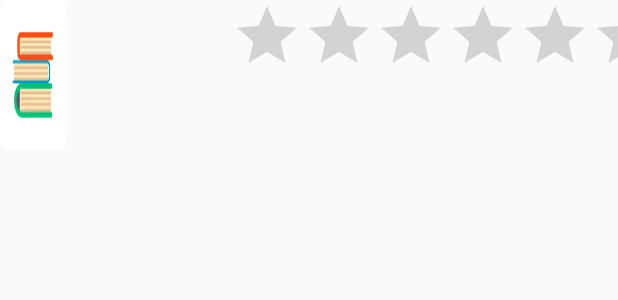
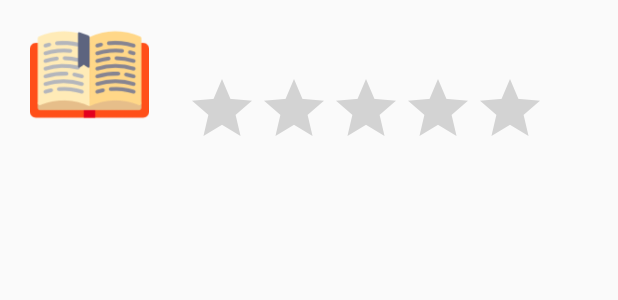
Before and after one commit to BiaChacon/MeusLivros, an Android app: the layout livro_layout.xml on its own in the app's theme, with its tools: preview values and no code run, on a phone screen of 412 x 824 dp. Shown: the top 300 px of the screen. Run offline under Robolectric (Android 15) with nearby library versions, the phone set to English and light mode, and no system bars.

Commit message:
layout livro inflater

```diff
--- a/app/build.gradle
+++ b/app/build.gradle
@@ -35,11 +35,14 @@ dependencies {
     androidTestImplementation 'androidx.test:runner:1.1.1'
     androidTestImplementation 'androidx.test.espresso:espresso-core:3.1.1'
 
+    implementation 'com.android.support:design:29.0.1'
+    implementation 'com.android.support:recyclerview-v7:29.0.1'
+    implementation 'com.android.support:cardview-v7:29.0.1'
+
     implementation "androidx.room:room-runtime:2.2.0-rc01"
     annotationProcessor "androidx.room:room-compiler:2.2.0-rc01"
     testImplementation "androidx.room:room-testing:2.2.0-rc01"
 
     kapt 'android.arch.persistence.room:compiler:2.2.0-rc01'
-    implementation 'androidx.recyclerview:recyclerview:1.0.0'
 
 }
--- a/app/src/main/java/com/biachacon/meuslivros/CadastrarLivrosActivity.kt
+++ b/app/src/main/java/com/biachacon/meuslivros/CadastrarLivrosActivity.kt
@@ -29,7 +29,8 @@ class CadastrarLivrosActivity : AppCompatActivity() {
                     tituloEdit.text.toString(),
                     autorEdit.text.toString(),
                     anoEdit.text.toString().toInt(),
-                    estrelinha.rating
+                    estrelinha.rating,
+                    R.drawable.lendo
                 )
             )
 
@@ -38,7 +39,8 @@ class CadastrarLivrosActivity : AppCompatActivity() {
                         tituloEdit.text.toString(),
                         autorEdit.text.toString(),
                         anoEdit.text.toString().toInt(),
-                        estrelinha.rating
+                        estrelinha.rating,
+                        R.drawable.lendo
                     ) +"]")
 
             setResult(Activity.RESULT_OK)
--- a/app/src/main/java/com/biachacon/meuslivros/model/Livro.kt
+++ b/app/src/main/java/com/biachacon/meuslivros/model/Livro.kt
@@ -8,8 +8,10 @@ data class Livro (
     var titulo:String,
     var autor:String,
     var ano:Int,
-    var nota:Float
+    var nota:Float,
+    var img: Int
     ){
+    var bitten: Boolean = false
     @PrimaryKey(autoGenerate = true)
     var id:Int = 0
 }
--- a/app/src/main/java/com/biachacon/meuslivros/model/LivroAdapter.kt
+++ b/app/src/main/java/com/biachacon/meuslivros/model/LivroAdapter.kt
@@ -31,7 +31,7 @@ class LivroAdapter(var context: Context, var livro: List<Livro>): BaseAdapter(){
 
         holder.nomeLivro.text = livroAtual.titulo
         holder.nomeAutor.text = livroAtual.autor
-        holder.notaLivro.text = livroAtual.nota.toString()
+        holder.notaLivro.rating = livroAtual.nota
 
         return view
     }
--- a/app/src/main/java/com/biachacon/meuslivros/model/LivroViewHolder.kt
+++ b/app/src/main/java/com/biachacon/meuslivros/model/LivroViewHolder.kt
@@ -1,6 +1,7 @@
 package com.biachacon.meuslivros.model
 
 import android.view.View
+import android.widget.RatingBar
 import android.widget.TextView
 import com.biachacon.meuslivros.R
 
@@ -8,12 +9,12 @@ class LivroViewHolder(v: View){
 
     val nomeLivro: TextView
     val nomeAutor: TextView
-    val notaLivro: TextView
+    val notaLivro: RatingBar
 
     init {
         nomeLivro = v.findViewById<TextView>(R.id.nomeLivro)
         nomeAutor = v.findViewById<TextView>(R.id.nomeAutor)
-        notaLivro = v.findViewById<TextView>(R.id.notaLivro)
+        notaLivro = v.findViewById<RatingBar>(R.id.notaLivro)
     }
 
 }
--- a/app/src/main/res/layout/livro_layout.xml
+++ b/app/src/main/res/layout/livro_layout.xml
@@ -2,39 +2,45 @@
 <LinearLayout xmlns:android="http://schemas.android.com/apk/res/android"
     xmlns:app="http://schemas.android.com/apk/res-auto"
     android:layout_width="match_parent"
-    android:layout_height="wrap_content">
+    android:layout_height="wrap_content"
+    android:layout_marginLeft="5sp">
 
 
     <ImageView
         android:id="@+id/imgLivro"
-        android:layout_width="10dp"
-        android:layout_height="100dp"
-        android:layout_weight="2"
-        android:foreground="@mipmap/ic_launcher" />
+        android:layout_width="57dp"
+        android:layout_height="79dp"
+        android:layout_marginLeft="10dp"
+        android:layout_marginTop="10dp"
+        android:layout_weight="4"
+        app:srcCompat="@drawable/lendo" />
 
     <LinearLayout
         android:layout_width="wrap_content"
         android:layout_height="wrap_content"
         android:orientation="vertical"
         android:layout_weight="6"
-        android:layout_marginTop="10dp">
+        android:layout_marginTop="10dp"
+        android:layout_marginLeft="20sp">
 
         <LinearLayout
-            android:layout_width="match_parent"
+            android:layout_marginLeft="5sp"
+            android:layout_width="wrap_content"
             android:layout_height="wrap_content"
             android:orientation="horizontal">
 
             <TextView
                 android:id="@+id/nomeLivro"
-                android:layout_width="match_parent"
+                android:layout_width="wrap_content"
                 android:layout_height="wrap_content"
                 android:layout_marginLeft="5dp"
-                android:textSize="18sp"
+                android:textSize="14sp"
                 android:textStyle="bold" />
 
         </LinearLayout>
 
         <LinearLayout
+            android:layout_marginLeft="5sp"
             android:layout_width="match_parent"
             android:layout_height="wrap_content"
             android:orientation="horizontal">
@@ -46,12 +52,15 @@
                 android:layout_marginLeft="5dp"/>
         </LinearLayout>
 
+        <RatingBar
+            android:id="@+id/notaLivro"
+            android:layout_width="wrap_content"
+            android:layout_height="wrap_content"
+            android:layout_weight="1"
+            android:clickable="false"
+            android:progressTint="@color/dourado"
+            android:isIndicator="true"/>
+
     </LinearLayout>
 
-    <RatingBar
-        android:id="@+id/notaL"
-        android:layout_width="wrap_content"
-        android:layout_height="wrap_content"
-        android:layout_weight="1" />
-
 </LinearLayout>
--- a/app/src/main/res/values/colors.xml
+++ b/app/src/main/res/values/colors.xml
@@ -6,4 +6,5 @@
     <color name="black">#000000</color>
     <color name="grey">#e0e0e0</color>
     <color name="branco">#fff</color>
+    <color name="dourado">#FFD700</color>
 </resources>
```
Also changed, not shown: app/src/main/java/com/biachacon/meuslivros/model/LivroAdapterRV.kt (+14 -2 lines), app/src/main/java/com/biachacon/meuslivros/model/LivroViewHolderRV.kt (+8 -5 lines), app/src/main/res/layout/livro_card_layout.xml (added, +71 -0 lines), app/src/main/res/drawable/lendo.png (added), app/src/main/res/drawable/lido.png (added).
